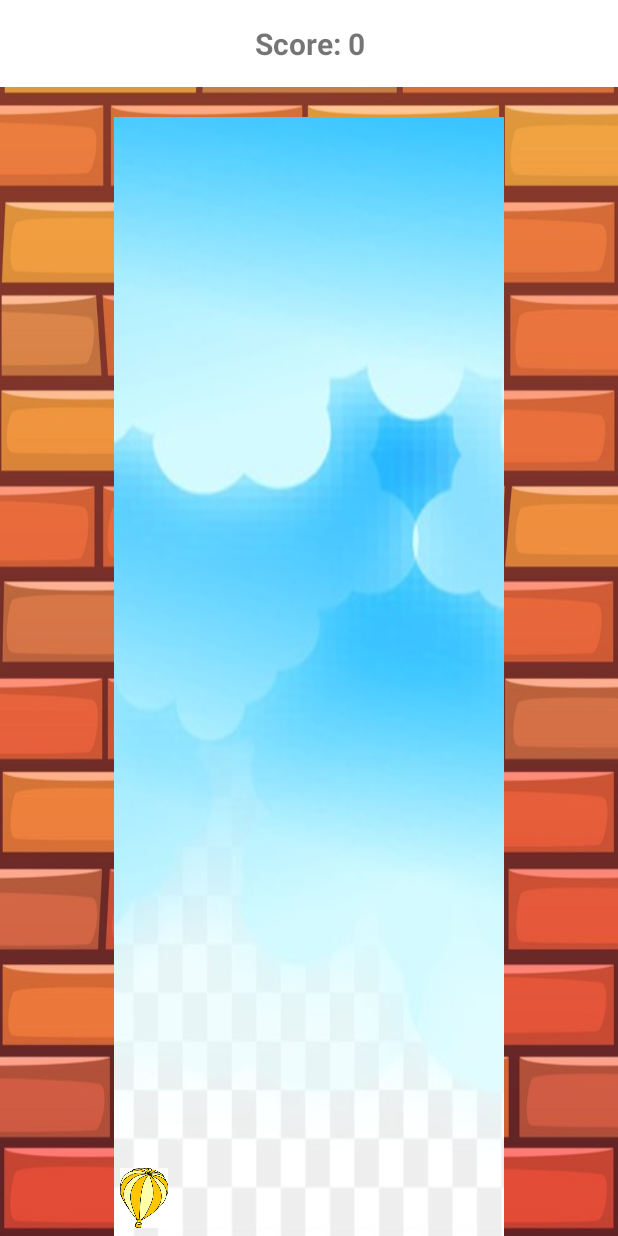
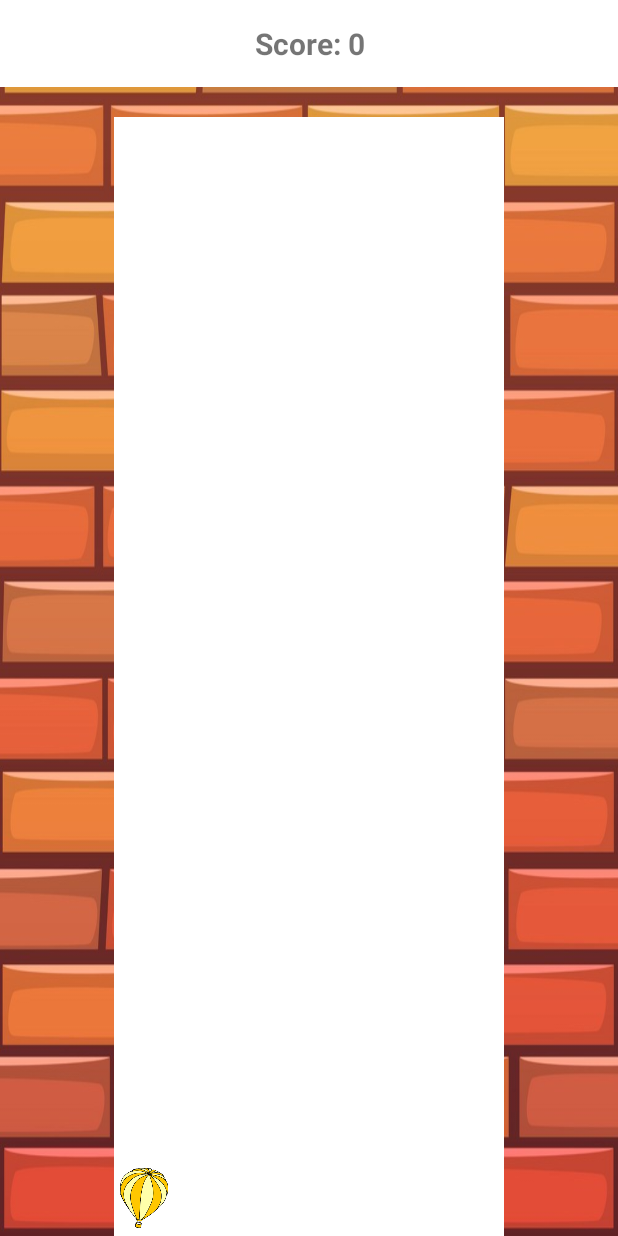
Before and after one commit to JuanraCM/space_escape, an Android app: the screen it shows after launch (MainActivity), after a tap on "START", on a phone screen of 412 x 824 dp. Run offline under Robolectric (Android 15) with nearby library versions, the phone set to English and light mode, and no system bars.

Commit message:
Changed structure of the game

```diff
--- a/app/src/main/java/com/example/juanra/gameproyect/GameObject.java
+++ b/app/src/main/java/com/example/juanra/gameproyect/GameObject.java
@@ -1,6 +1,13 @@
 package com.example.juanra.gameproyect;
 
 import android.widget.ImageView;
+
+/*
+*
+* Superclase que almacena los datos que tienen en comun tanto el objeto jugador
+* como los obstaculos del juego
+*
+* */
 
 public class GameObject {
 
@@ -12,9 +19,10 @@ public class GameObject {
 
     }
 
-    public GameObject(ImageView image, float objectX) {
+    public GameObject(ImageView image, float objectX, float objectY) {
         this.image = image;
-        this.objectX =objectX;
+        this.objectX = objectX;
+        this.objectY = objectY;
     }
 
     public ImageView getImage() {
@@ -32,4 +40,20 @@ public class GameObject {
     public void setObjectX(float objectX) {
         this.objectX = objectX;
     }
+
+    public float getObjectY() {
+        return objectY;
+    }
+
+    public void setObjectY(float objectY) {
+        this.objectY = objectY;
+    }
+
+    public void setImageX(float x) {
+        image.setX(x);
+    }
+
+    public void setImageVisibility(int visibility) {
+        image.setVisibility(visibility);
+    }
 }
--- a/app/src/main/java/com/example/juanra/gameproyect/MainActivity.java
+++ b/app/src/main/java/com/example/juanra/gameproyect/MainActivity.java
@@ -28,27 +28,19 @@ public class MainActivity extends AppCompatActivity implements SensorEventListen
     private LinearLayout gameLayout;
 
     // Elementos del juego
-    private ImageView player;
-    private Drawable playerRight, playerLeft;
+    private PlayerObject player;
+    private GameObject obstacleBlue; // Implementar
 
-    // Tamaño de player
+    // Tamaño y posiciones auxiliares de los elementos
     private int playerSize;
-
-    // Posicion de los elementos
     private float playerX, playerY;
 
     // Scoreboard
     private TextView scoreBoard, highScoreLabel;
     private int score, highScore, timeCount;
 
-    // Elementos de clase
-    private Timer timer;
-    private Handler handler = new Handler();
-
     // Variables de estado de los objetos
     private boolean hasStarted = false;
-    private boolean doingSomething = false;
-    private boolean tiltRight = false;
 
     // Sensor acelerometro
     private SensorManager sensorManager;
@@ -59,82 +51,102 @@ public class MainActivity extends AppCompatActivity implements SensorEventListen
 
         gameFrame = findViewById(R.id.gameFrame);
         gameLayout = findViewById(R.id.gameLayout);
-        player = findViewById(R.id.player);
+
         scoreBoard = findViewById(R.id.scoreboard);
         highScoreLabel = findViewById(R.id.highScoreLabel);
 
-        playerLeft = getResources().getDrawable(R.drawable.balloon_left);
-        playerRight = getResources().getDrawable(R.drawable.balloon_right);
+        sensorManager = (SensorManager) getSystemService(Context.SENSOR_SERVICE);
 
-        sensorManager = (SensorManager) getSystemService(Context.SENSOR_SERVICE);
+        initializeElements();
+        setGameBounds();
     }
 
-    public void startGame(View view) {
-        hasStarted = true;
-        gameLayout.setVisibility(View.INVISIBLE);
+    private void initializeElements() {
+        // Inicializa el objeto player
+        ImageView playerImage = findViewById(R.id.player);
+        Drawable playerLeft = getResources().getDrawable(R.drawable.balloon_left);
+        Drawable playerRight = getResources().getDrawable(R.drawable.balloon_right);
 
-        // Inicializa las variables que contienen el tamaño del frame si no lo estaban
+        player = new PlayerObject(playerImage, playerLeft, playerRight);
+    }
+
+    private void setGameBounds() {
+        // Inicializa las variables que contienen el tamaño del frame, el jugador y los obstaculos
         if (frameHeight == 0) {
             frameHeight = gameFrame.getHeight();
             frameWidth = gameFrame.getWidth();
             initialframeWidth = frameWidth;
 
-            playerSize = player.getHeight();
-            playerX = player.getX();
-            playerY = player.getY();
+            playerSize = player.getPlayerSize();
+            playerX = player.getObjectX();
+            playerY = player.getObjectY();
         }
+    }
 
-        // Seteamos las posiciones de los elementos (3000.0f es fuera del frame)
-        player.setX(0.0f);
+    private void registerListener() {
+        sensorManager.registerListener(this, sensorManager.getDefaultSensor(Sensor.TYPE_ACCELEROMETER), SensorManager.SENSOR_DELAY_GAME);
+    }
+
+    public void startGame(View view) {
+        registerListener();
+
+        hasStarted = true;
+        gameLayout.setVisibility(View.INVISIBLE);
 
         // Hacemos visibles los elementos
-        player.setVisibility(View.VISIBLE);
+        player.setImageVisibility(View.VISIBLE);
 
         timeCount = 0;
         score = 0;
         scoreBoard.setText("Score: 0");
-
-        timer = new Timer();
-        timer.schedule(new TimerTask() {
-            @Override
-            public void run() {
-                if (hasStarted) {
-                    handler.post(new Runnable() {
-                        @Override
-                        public void run() {
-                            //changePos();
-                        }
-                    });
-                }
-            }
-        }, 0, 20);
     }
 
-    /*public void changePos() {  Metodo control por touchEvent
+    public void quitGame(View view) {
+
+    }
+
+    @Override
+    public void onSensorChanged(SensorEvent event) {
+        if (event.sensor.getType() == Sensor.TYPE_ACCELEROMETER) {
+            if (event.values[0] < 0) {
+                updatePos(true);
+            } else {
+                updatePos(false);
+            }
+        }
+    }
+
+    private void updatePos(boolean assertMoving) {
         // Mueve el jugador
-        if (doingSomething) {
+        if (assertMoving) {
             playerX += 14;
-            player.setImageDrawable(playerRight);
+            player.changeDrawable(PlayerDirection.RIGHT);
         } else {
             playerX -= 14;
-            player.setImageDrawable(playerLeft);
+            player.changeDrawable(PlayerDirection.LEFT);
         }
 
         // Controlamos que el jugados este en algun extremo
         if (playerX < 0) {
             playerX = 0;
-            player.setImageDrawable(playerRight);
+            player.changeDrawable(PlayerDirection.RIGHT);
         }
 
         if (frameWidth - playerSize < playerX) {
             playerX = (frameWidth - playerSize);
-            player.setImageDrawable(playerLeft);
+            player.changeDrawable(PlayerDirection.LEFT);
         }
 
         // Actualizamos la posicion de player
-        player.setX(playerX);
-    }*/
-   /* @Override
+        player.setImageX(playerX);
+    }
+
+    @Override
+    public void onAccuracyChanged(Sensor sensor, int accuracy) {
+
+    }
+
+    /* @Override
     public boolean onTouchEvent(MotionEvent event) {
         if (hasStarted) {
             if (event.getAction() == MotionEvent.ACTION_DOWN) {
@@ -145,57 +157,4 @@ public class MainActivity extends AppCompatActivity implements SensorEventListen
         }
         return true;
     }*/
-
-    public void quitGame(View view) {
-
-    }
-
-    @Override
-    public void onSensorChanged(SensorEvent event) {
-        if (event.sensor.getType() == Sensor.TYPE_ACCELEROMETER) {
-            if (event.values[0] < 0) {
-                System.out.println("You are moving to the right");
-                updatePos(true);
-            } else {
-                System.out.println("You are moving to the left");
-                updatePos(false);
-            }
-        }
-    }
-
-    private void updatePos(boolean b) {
-        // Mueve el jugador
-        if (b) {
-            playerX += 14;
-            player.setImageDrawable(playerRight);
-        } else {
-            playerX -= 14;
-            player.setImageDrawable(playerLeft);
-        }
-
-        // Controlamos que el jugados este en algun extremo
-        if (playerX < 0) {
-            playerX = 0;
-            player.setImageDrawable(playerRight);
-        }
-
-        if (frameWidth - playerSize < playerX) {
-            playerX = (frameWidth - playerSize);
-            player.setImageDrawable(playerLeft);
-        }
-
-        // Actualizamos la posicion de player
-        player.setX(playerX);
-    }
-
-    @Override
-    public void onAccuracyChanged(Sensor sensor, int accuracy) {
-
-    }
-
-    @Override
-    public void onStart() {
-        super.onStart();
-        sensorManager.registerListener(this, sensorManager.getDefaultSensor(Sensor.TYPE_ACCELEROMETER), SensorManager.SENSOR_DELAY_GAME);
-    }
 }
--- a/app/src/main/java/com/example/juanra/gameproyect/ObstacleObject.java
+++ b/app/src/main/java/com/example/juanra/gameproyect/ObstacleObject.java
@@ -7,7 +7,7 @@ public class ObstacleObject extends GameObject {
     private float objectY;
 
     public ObstacleObject(ImageView image, float objectX, float objectY) {
-        super(image, objectX);
+        super(image, objectX, objectY);
         this.objectY = objectY;
     }
 
--- /dev/null
+++ b/app/src/main/java/com/example/juanra/gameproyect/PlayerDirection.java
@@ -0,0 +1,5 @@
+package com.example.juanra.gameproyect;
+
+public enum PlayerDirection {
+    LEFT, RIGHT
+}
--- a/app/src/main/java/com/example/juanra/gameproyect/PlayerObject.java
+++ b/app/src/main/java/com/example/juanra/gameproyect/PlayerObject.java
@@ -6,15 +6,18 @@ import android.widget.ImageView;
 public class PlayerObject extends GameObject {
 
     private Drawable imgLeft, imgRight;
+    private int playerSize;
 
     public PlayerObject() {
 
     }
 
-    public PlayerObject(ImageView image, float objectX, Drawable imgLeft, Drawable imgRight) {
-        super(image, objectX);
+    public PlayerObject(ImageView image, Drawable imgLeft, Drawable imgRight) {
+        // 0.0f es la parte mas baja del frame
+        super(image, 0.0f, image.getY());
         this.imgLeft = imgLeft;
         this.imgRight = imgRight;
+        this.playerSize = image.getHeight();
     }
 
     public Drawable getImgLeft() {
@@ -32,4 +35,15 @@ public class PlayerObject extends GameObject {
     public void setImgRight(Drawable imgRight) {
         this.imgRight = imgRight;
     }
+
+    public int getPlayerSize() {
+        return playerSize;
+    }
+
+    public void changeDrawable(PlayerDirection direction) {
+        if (direction == PlayerDirection.LEFT)
+            getImage().setImageDrawable(imgLeft);
+        else
+            getImage().setImageDrawable(imgRight);
+    }
 }
--- a/app/src/main/res/layout/activity_main.xml
+++ b/app/src/main/res/layout/activity_main.xml
@@ -22,7 +22,7 @@
     <FrameLayout android:id="@+id/gameFrame"
         android:layout_width="260dp"
         android:layout_height="match_parent"
-        android:background="@drawable/sky_bg"
+        android:background="@android:color/white"
         android:layout_gravity="center_horizontal">
 
         <ImageView android:id="@+id/player"
```
